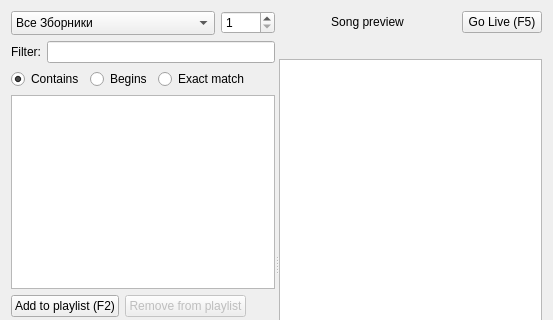
First picture: the form in src/songwidget.ui, repository SoftProjector/src, before the edit; both pictures show x 0 to 553 and y 0 to 320 of the 553 by 528 pixel window.
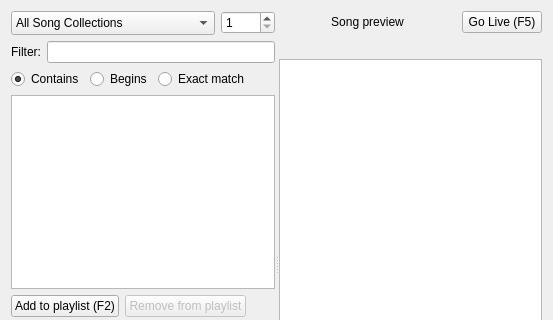
Second picture: the form after the edit.

Commit message: added few more song book collection statements instead of Sbornik

```diff
--- a/src/songwidget.ui
+++ b/src/songwidget.ui
@@ -54,7 +54,7 @@
            </property>
            <item>
             <property name="text">
-             <string>Все Зборники</string>
+             <string>All Song Collections</string>
             </property>
            </item>
           </widget>
```
The commit also changes 1 other file.
